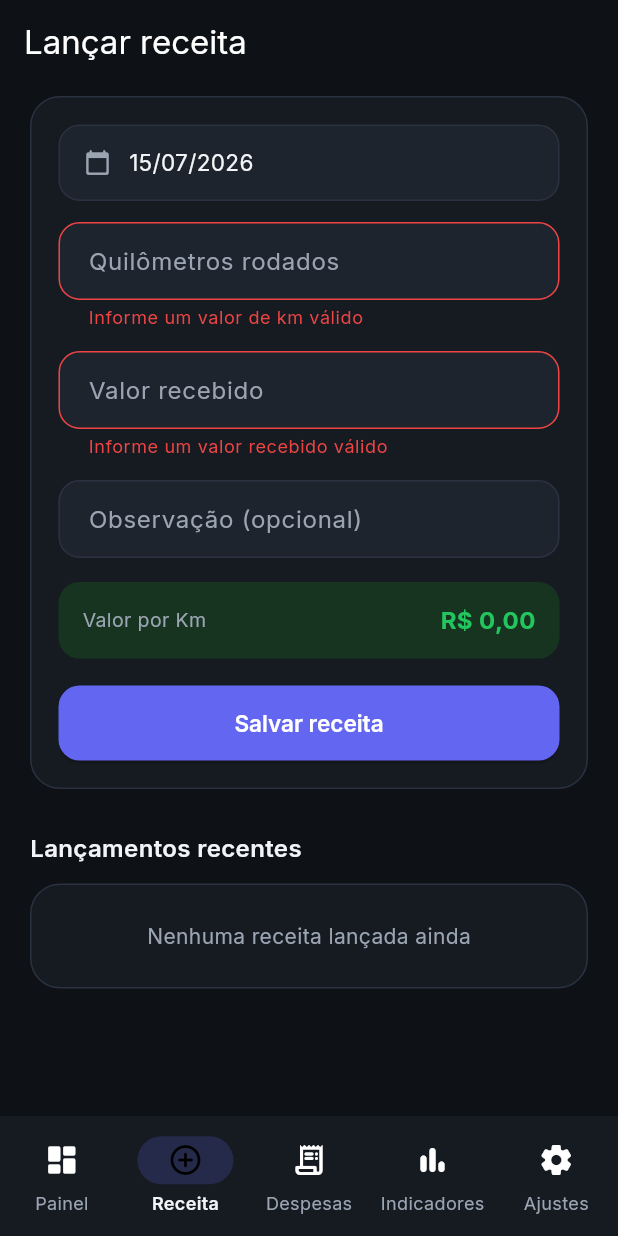
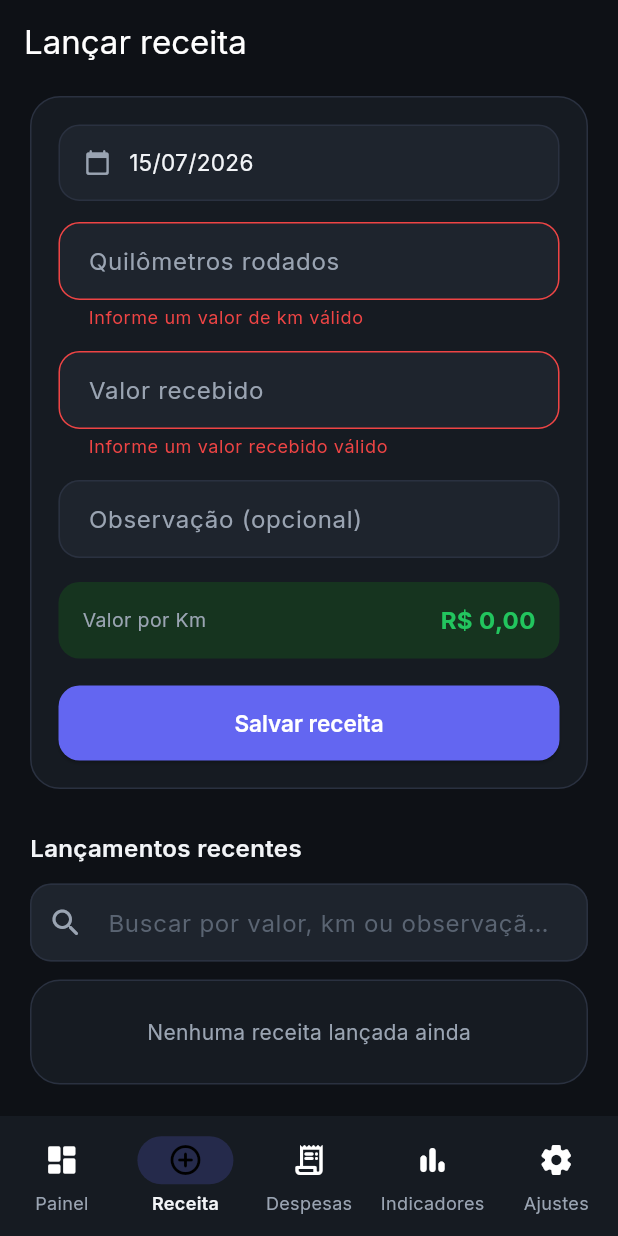
Before and after one commit to yagosnow-mg-92/Controle99-002, a Flutter app: the screen it shows after launch, item 2 of the bottom bar chosen, after a tap on "Salvar receita", on a phone screen of 412 x 824 dp. Run offline on Flutter 3.47's test engine with Material 3 defaults, Android fonts, the phone set to English and light mode, and no system bars; our stand-ins replace fl_chart, google_fonts, sqflite; accounts and stored records are empty.

Commit message:
Add files via upload

```diff
--- a/lib/core/utils/indicadores_service.dart
+++ b/lib/core/utils/indicadores_service.dart
@@ -44,6 +44,8 @@ class IndicadoresService {
         ? fim.difference(inicio).inDays.clamp(1, 100000)
         : 1;
 
+    final maiorSequencia = _calcularMaiorSequenciaLucrativa(receitas, despesas);
+
     return ResumoPeriodo(
       receitaTotal: receitaTotal,
       despesaTotal: despesaTotal,
@@ -57,7 +59,45 @@ class IndicadoresService {
       piorDia: pior?.key,
       despesasPorCategoria: despesasPorCategoria,
       numeroDias: numeroDias,
+      maiorSequenciaLucrativa: maiorSequencia,
     );
+  }
+
+  /// Percorre os dias com algum lançamento (receita ou despesa), em ordem
+  /// cronológica, e encontra a maior sequência de dias consecutivos no
+  /// calendário (sem pular nenhum) em que o lucro do dia foi positivo.
+  int _calcularMaiorSequenciaLucrativa(List<Receita> receitas, List<Despesa> despesas) {
+    final lucroPorDia = <DateTime, double>{};
+    for (final r in receitas) {
+      final dia = _apenasData(r.data);
+      lucroPorDia[dia] = (lucroPorDia[dia] ?? 0) + r.valorRecebido;
+    }
+    for (final d in despesas) {
+      final dia = _apenasData(d.data);
+      lucroPorDia[dia] = (lucroPorDia[dia] ?? 0) - d.valor;
+    }
+
+    final diasOrdenados = lucroPorDia.keys.toList()..sort();
+
+    int maiorSequencia = 0;
+    int sequenciaAtual = 0;
+    DateTime? diaAnterior;
+
+    for (final dia in diasOrdenados) {
+      final lucrativo = lucroPorDia[dia]! > 0;
+      final consecutivoAoAnterior =
+          diaAnterior != null && dia.difference(diaAnterior).inDays == 1;
+
+      if (lucrativo) {
+        sequenciaAtual = consecutivoAoAnterior ? sequenciaAtual + 1 : 1;
+        if (sequenciaAtual > maiorSequencia) maiorSequencia = sequenciaAtual;
+      } else {
+        sequenciaAtual = 0;
+      }
+      diaAnterior = dia;
+    }
+
+    return maiorSequencia;
   }
 
   DateTime _apenasData(DateTime d) => DateTime(d.year, d.month, d.day);
--- a/lib/domain/entities/resumo_periodo.dart
+++ b/lib/domain/entities/resumo_periodo.dart
@@ -18,6 +18,10 @@ class ResumoPeriodo {
   /// calcular as médias diária/semanal/mensal.
   final int numeroDias;
 
+  /// Quantidade de dias consecutivos (calendário) com lucro positivo
+  /// dentro do período — "melhor sequência de dias lucrativos".
+  final int maiorSequenciaLucrativa;
+
   const ResumoPeriodo({
     this.receitaTotal = 0,
     this.despesaTotal = 0,
@@ -31,6 +35,7 @@ class ResumoPeriodo {
     this.piorDia,
     this.despesasPorCategoria = const {},
     this.numeroDias = 1,
+    this.maiorSequenciaLucrativa = 0,
   });
 
   double get receitaPorKm => kmRodados > 0 ? receitaTotal / kmRodados : 0;
--- a/lib/presentation/providers/despesa_provider.dart
+++ b/lib/presentation/providers/despesa_provider.dart
@@ -55,4 +55,16 @@ class DespesaProvider extends ChangeNotifier {
     await _repository.excluir(id);
     await carregar();
   }
+
+  /// Média histórica de despesas de uma categoria específica, usada para
+  /// alertar o usuário quando um novo lançamento foge muito do padrão.
+  /// Retorna null se não houver lançamentos suficientes para comparar.
+  double? mediaCategoria(String categoria) {
+    final daCategoria = lancamentos.where(
+      (d) => d.categoria.toLowerCase() == categoria.trim().toLowerCase(),
+    );
+    if (daCategoria.length < 2) return null;
+    final total = daCategoria.fold<double>(0, (s, d) => s + d.valor);
+    return total / daCategoria.length;
+  }
 }
--- a/lib/presentation/providers/indicadores_provider.dart
+++ b/lib/presentation/providers/indicadores_provider.dart
@@ -27,6 +27,7 @@ class IndicadoresProvider extends ChangeNotifier {
   DateTime periodoPersonalizadoFim = DateTime.now();
 
   ResumoPeriodo resumo = const ResumoPeriodo();
+  ResumoPeriodo? resumoAnterior;
 
   /// Lucro dia a dia dentro do período filtrado — usado no gráfico de
   /// evolução (lucro acumulado).
@@ -72,11 +73,32 @@ class IndicadoresProvider extends ChangeNotifier {
       fim: intervalo.fim,
     );
 
+    resumoAnterior = await _calcularResumoAnterior(intervalo.inicio, intervalo.fim);
     serieDiaria = await _calcularSerieDiaria(intervalo.inicio, intervalo.fim);
     historicoMensal = await _calcularHistoricoMensal();
 
     carregando = false;
     notifyListeners();
+  }
+
+  /// Compara sempre com o período imediatamente anterior de mesma
+  /// duração — ex: se o filtro é "Semana", compara com a semana anterior;
+  /// se é "Mês", com o mês anterior; período personalizado de 10 dias
+  /// compara com os 10 dias anteriores a ele.
+  Future<ResumoPeriodo> _calcularResumoAnterior(DateTime inicio, DateTime fim) async {
+    final duracao = fim.difference(inicio);
+    final inicioAnterior = inicio.subtract(duracao);
+    final fimAnterior = inicio;
+
+    final receitas = await _receitaRepository.listar(inicio: inicioAnterior, fim: fimAnterior);
+    final despesas = await _despesaRepository.listar(inicio: inicioAnterior, fim: fimAnterior);
+
+    return _indicadoresService.calcular(
+      receitas: receitas,
+      despesas: despesas,
+      inicio: inicioAnterior,
+      fim: fimAnterior,
+    );
   }
 
   /// Calcula o lucro de cada dia do período, limitando a 60 pontos para
--- a/lib/presentation/screens/despesas/despesas_screen.dart
+++ b/lib/presentation/screens/despesas/despesas_screen.dart
@@ -22,6 +22,7 @@ class _DespesasScreenState extends State<DespesasScreen> {
   final _categoriaFocusNode = FocusNode();
 
   DateTime _dataSelecionada = DateTime.now();
+  String _buscaTexto = '';
 
   @override
   void initState() {
@@ -58,10 +59,17 @@ class _DespesasScreenState extends State<DespesasScreen> {
     if (!_formKey.currentState!.validate()) return;
 
     final valor = double.parse(_valorController.text.replaceAll(',', '.'));
+    final categoria = _categoriaController.text.trim();
+
+    final media = context.read<DespesaProvider>().mediaCategoria(categoria);
+    if (media != null && valor > media * 1.5) {
+      final continuar = await _confirmarDespesaElevada(valor: valor, media: media, categoria: categoria);
+      if (!continuar) return;
+    }
 
     await context.read<DespesaProvider>().salvar(
           data: _dataSelecionada,
-          categoria: _categoriaController.text,
+          categoria: categoria,
           valor: valor,
           observacao: _observacaoController.text,
         );
@@ -86,6 +94,45 @@ class _DespesasScreenState extends State<DespesasScreen> {
         backgroundColor: AppColors.despesa,
       ),
     );
+  }
+
+  Future<bool> _confirmarDespesaElevada({
+    required double valor,
+    required double media,
+    required String categoria,
+  }) async {
+    final percentualAcima = ((valor / media) - 1) * 100;
+    final confirmado = await showDialog<bool>(
+      context: context,
+      builder: (context) => AlertDialog(
+        backgroundColor: AppColors.surface,
+        shape: RoundedRectangleBorder(borderRadius: BorderRadius.circular(16)),
+        title: const Row(
+          children: [
+            Icon(Icons.warning_amber_rounded, color: AppColors.alerta),
+            SizedBox(width: 10),
+            Text('Despesa acima do normal', style: TextStyle(color: AppColors.textPrimary)),
+          ],
+        ),
+        content: Text(
+          'Essa despesa de ${Formatters.moeda(valor)} em "$categoria" está '
+          '${percentualAcima.toStringAsFixed(0)}% acima da sua média nessa '
+          'categoria (${Formatters.moeda(media)}). Quer salvar mesmo assim?',
+          style: const TextStyle(color: AppColors.textSecondary),
+        ),
+        actions: [
+          TextButton(
+            onPressed: () => Navigator.of(context).pop(false),
+            child: const Text('Revisar', style: TextStyle(color: AppColors.textSecondary)),
+          ),
+          TextButton(
+            onPressed: () => Navigator.of(context).pop(true),
+            child: const Text('Salvar mesmo assim', style: TextStyle(color: AppColors.alerta)),
+          ),
+        ],
+      ),
+    );
+    return confirmado ?? false;
   }
 
   Future<bool> _confirmarExclusao(Despesa despesa) async {
@@ -138,6 +185,8 @@ class _DespesasScreenState extends State<DespesasScreen> {
                     fontWeight: FontWeight.w600,
                   ),
                 ),
+                const SizedBox(height: 12),
+                _campoBusca(),
                 const SizedBox(height: 12),
                 _listaLancamentos(provider),
               ],
@@ -294,6 +343,18 @@ class _DespesasScreenState extends State<DespesasScreen> {
     );
   }
 
+  Widget _campoBusca() {
+    return TextField(
+      onChanged: (texto) => setState(() => _buscaTexto = texto),
+      style: const TextStyle(color: AppColors.textPrimary),
+      decoration: const InputDecoration(
+        hintText: 'Buscar por categoria, valor ou observação...',
+        hintStyle: TextStyle(color: AppColors.textDisabled),
+        prefixIcon: Icon(Icons.search_rounded, color: AppColors.textSecondary),
+      ),
+    );
+  }
+
   Widget _listaLancamentos(DespesaProvider provider) {
     if (provider.carregando) {
       return const Padding(
@@ -302,7 +363,16 @@ class _DespesasScreenState extends State<DespesasScreen> {
       );
     }
 
-    if (provider.lancamentos.isEmpty) {
+    final busca = _buscaTexto.trim().toLowerCase();
+    final lancamentosFiltrados = busca.isEmpty
+        ? provider.lancamentos
+        : provider.lancamentos.where((d) {
+            return d.categoria.toLowerCase().contains(busca) ||
+                d.valor.toString().contains(busca) ||
+                (d.observacao ?? '').toLowerCase().contains(busca);
+          }).toList();
+
+    if (lancamentosFiltrados.isEmpty) {
       return Container(
         padding: const EdgeInsets.all(24),
         alignment: Alignment.center,
@@ -311,9 +381,9 @@ class _DespesasScreenState extends State<DespesasScreen> {
           borderRadius: BorderRadius.circular(20),
           border: Border.all(color: AppColors.border),
         ),
-        child: const Text(
-          'Nenhuma despesa lançada ainda',
-          style: TextStyle(color: AppColors.textSecondary),
+        child: Text(
+          busca.isEmpty ? 'Nenhuma despesa lançada ainda' : 'Nenhum resultado para "$_buscaTexto"',
+          style: const TextStyle(color: AppColors.textSecondary),
         ),
       );
     }
@@ -325,7 +395,7 @@ class _DespesasScreenState extends State<DespesasScreen> {
         border: Border.all(color: AppColors.border),
       ),
       child: Column(
-        children: provider.lancamentos.map((d) {
+        children: lancamentosFiltrados.map((d) {
           return Dismissible(
             key: ValueKey(d.id),
             direction: DismissDirection.endToStart,
--- a/lib/presentation/screens/indicadores/indicadores_screen.dart
+++ b/lib/presentation/screens/indicadores/indicadores_screen.dart
@@ -61,6 +61,9 @@ class _IndicadoresScreenState extends State<IndicadoresScreen> {
                   )
                 else ...[
                   _resumoPrincipal(provider.resumo),
+                  const SizedBox(height: 12),
+                  if (provider.resumoAnterior != null)
+                    _comparativoPeriodoAnterior(provider.resumo, provider.resumoAnterior!),
                   const SizedBox(height: 24),
                   const _TituloSecao('Evolução do lucro acumulado'),
                   const SizedBox(height: 12),
@@ -159,6 +162,45 @@ class _IndicadoresScreenState extends State<IndicadoresScreen> {
               color: AppColors.lucro,
               fontSize: 13,
               fontWeight: FontWeight.w600,
+            ),
+          ),
+        ],
+      ),
+    );
+  }
+
+  Widget _comparativoPeriodoAnterior(ResumoPeriodo atual, ResumoPeriodo anterior) {
+    double variacao(double valorAtual, double valorAnterior) {
+      if (valorAnterior == 0) return valorAtual == 0 ? 0 : 100;
+      return ((valorAtual - valorAnterior) / valorAnterior.abs()) * 100;
+    }
+
+    final variacaoLucro = variacao(atual.lucroLiquido, anterior.lucroLiquido);
+    final subiu = variacaoLucro >= 0;
+
+    return Container(
+      padding: const EdgeInsets.symmetric(horizontal: 16, vertical: 12),
+      decoration: BoxDecoration(
+        color: (subiu ? AppColors.receita : AppColors.despesa).withOpacity(0.12),
+        borderRadius: BorderRadius.circular(14),
+      ),
+      child: Row(
+        children: [
+          Icon(
+            subiu ? Icons.arrow_upward_rounded : Icons.arrow_downward_rounded,
+            color: subiu ? AppColors.receita : AppColors.despesa,
+            size: 18,
+          ),
+          const SizedBox(width: 8),
+          Expanded(
+            child: Text(
+              '${variacaoLucro.abs().toStringAsFixed(0)}% ${subiu ? 'a mais' : 'a menos'} de lucro '
+              'que o período anterior',
+              style: TextStyle(
+                color: subiu ? AppColors.receita : AppColors.despesa,
+                fontSize: 12.5,
+                fontWeight: FontWeight.w600,
+              ),
             ),
           ),
         ],
@@ -575,6 +617,13 @@ class _IndicadoresScreenState extends State<IndicadoresScreen> {
         cor: AppColors.lucro,
         fundo: AppColors.lucroSoft,
       ),
+      (
+        titulo: 'Sequência de dias lucrativos',
+        valor: '${resumo.maiorSequenciaLucrativa} dias',
+        icone: Icons.local_fire_department_rounded,
+        cor: AppColors.alerta,
+        fundo: AppColors.surfaceElevated,
+      ),
     ];
 
     return GridView.count(
--- a/lib/presentation/screens/receita/receita_screen.dart
+++ b/lib/presentation/screens/receita/receita_screen.dart
@@ -23,6 +23,7 @@ class _ReceitaScreenState extends State<ReceitaScreen> {
 
   DateTime _dataSelecionada = DateTime.now();
   double _valorPorKmPreview = 0;
+  String _buscaTexto = '';
 
   @override
   void initState() {
@@ -124,6 +125,8 @@ class _ReceitaScreenState extends State<ReceitaScreen> {
                     fontWeight: FontWeight.w600,
                   ),
                 ),
+                const SizedBox(height: 12),
+                _campoBusca(),
                 const SizedBox(height: 12),
                 _listaLancamentos(provider),
               ],
@@ -293,6 +296,18 @@ class _ReceitaScreenState extends State<ReceitaScreen> {
     return confirmado ?? false;
   }
 
+  Widget _campoBusca() {
+    return TextField(
+      onChanged: (texto) => setState(() => _buscaTexto = texto),
+      style: const TextStyle(color: AppColors.textPrimary),
+      decoration: const InputDecoration(
+        hintText: 'Buscar por valor, km ou observação...',
+        hintStyle: TextStyle(color: AppColors.textDisabled),
+        prefixIcon: Icon(Icons.search_rounded, color: AppColors.textSecondary),
+      ),
+    );
+  }
+
   Widget _listaLancamentos(ReceitaProvider provider) {
     if (provider.carregando) {
       return const Padding(
@@ -301,7 +316,16 @@ class _ReceitaScreenState extends State<ReceitaScreen> {
       );
     }
 
-    if (provider.lancamentos.isEmpty) {
+    final busca = _buscaTexto.trim().toLowerCase();
+    final lancamentosFiltrados = busca.isEmpty
+        ? provider.lancamentos
+        : provider.lancamentos.where((r) {
+            return r.valorRecebido.toString().contains(busca) ||
+                r.kmRodados.toString().contains(busca) ||
+                (r.observacao ?? '').toLowerCase().contains(busca);
+          }).toList();
+
+    if (lancamentosFiltrados.isEmpty) {
       return Container(
         padding: const EdgeInsets.all(24),
         alignment: Alignment.center,
@@ -310,9 +334,9 @@ class _ReceitaScreenState extends State<ReceitaScreen> {
           borderRadius: BorderRadius.circular(20),
           border: Border.all(color: AppColors.border),
         ),
-        child: const Text(
-          'Nenhuma receita lançada ainda',
-          style: TextStyle(color: AppColors.textSecondary),
+        child: Text(
+          busca.isEmpty ? 'Nenhuma receita lançada ainda' : 'Nenhum resultado para "$_buscaTexto"',
+          style: const TextStyle(color: AppColors.textSecondary),
         ),
       );
     }
@@ -324,7 +348,7 @@ class _ReceitaScreenState extends State<ReceitaScreen> {
         border: Border.all(color: AppColors.border),
       ),
       child: Column(
-        children: provider.lancamentos.map((r) {
+        children: lancamentosFiltrados.map((r) {
           return Dismissible(
             key: ValueKey(r.id),
             direction: DismissDirection.endToStart,
```
Also changed, not shown: 1 other file.
